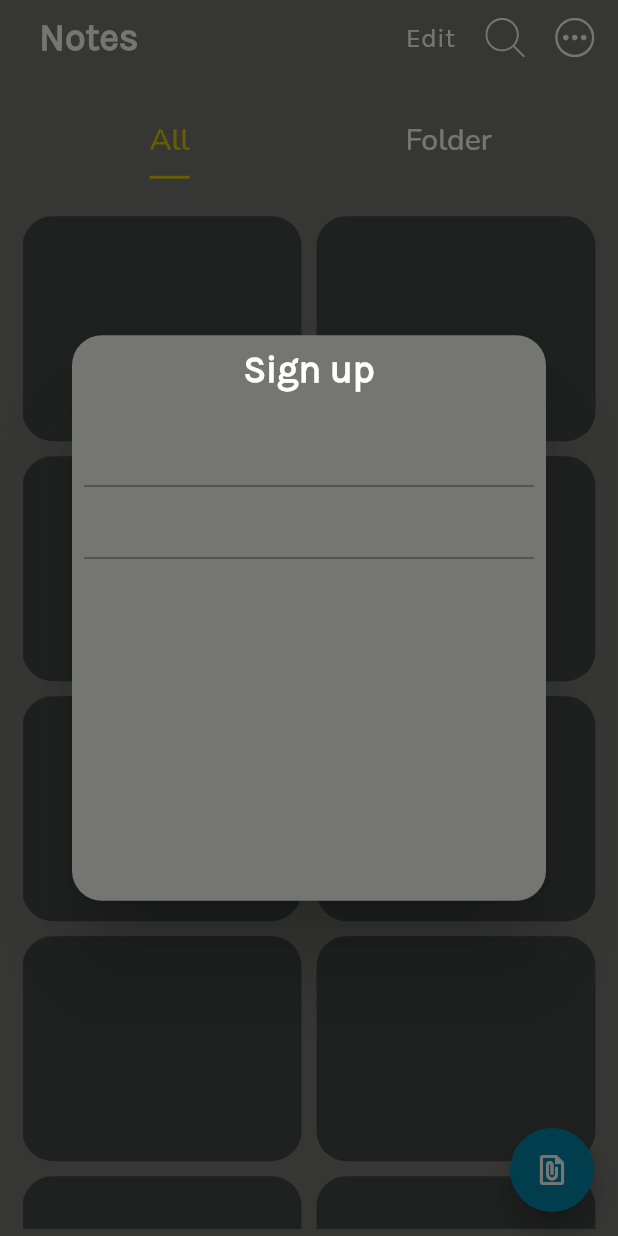
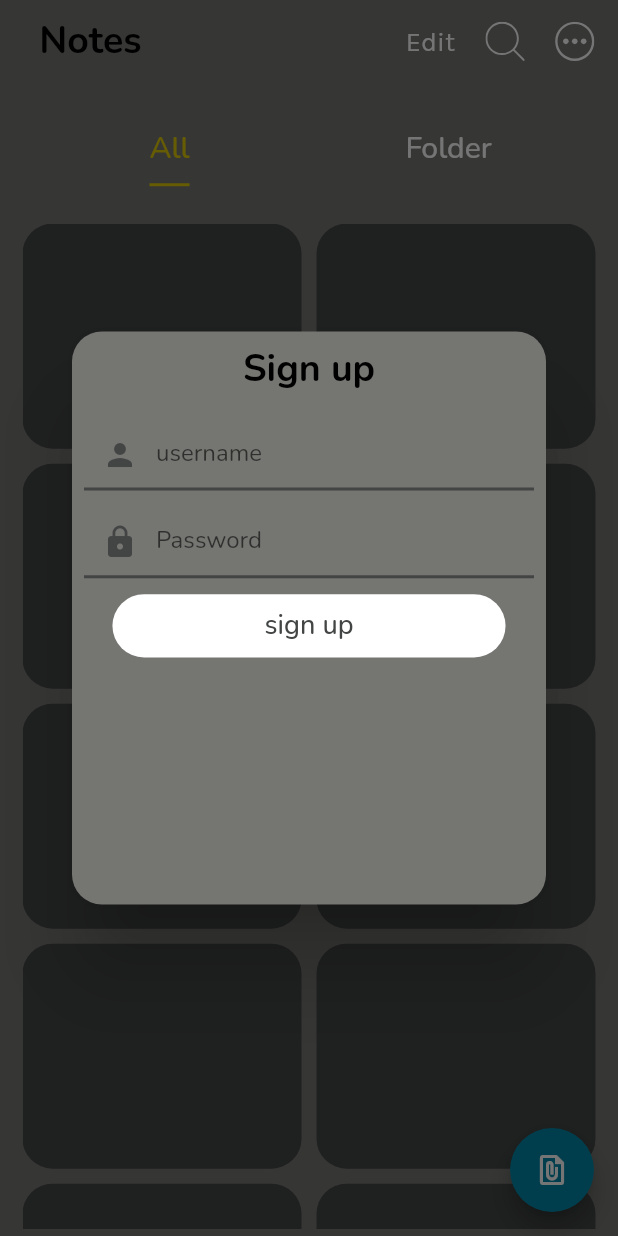
Before and after one commit to SamNyark/carry_along, a Flutter app: the screen it shows after launch, after a tap on an icon or button, on a phone screen of 412 x 824 dp. Run offline on Flutter 3.47's test engine with Material 2 defaults, Android fonts, the light colour scheme and no system bars; our stand-ins replace flutter_svg, get; Roboto replaces fonts that are missing (karla).

Commit message:
made some changes

```diff
--- a/lib/constants/constants.dart
+++ b/lib/constants/constants.dart
@@ -3,10 +3,10 @@ import 'package:flutter/material.dart';
 class Constants {
   static TextStyle fs18 = TextStyle(fontSize: 20, fontWeight: FontWeight.w500);
   static TextStyle notes = TextStyle(
-      fontFamily: "karla",
+      fontFamily: "Nunito",
       fontSize: 25,
       fontWeight: FontWeight.bold,
-      color: Colors.white);
+      color: Colors.black);
   static TextStyle edit =
       TextStyle(fontFamily: "karla", fontSize: 18, color: Colors.white);
 }
--- a/lib/pages/home_page.dart
+++ b/lib/pages/home_page.dart
@@ -19,7 +19,6 @@ class _HomePageState extends State<HomePage>
     with SingleTickerProviderStateMixin {
   TabController? _controller;
 
-
   @override
   void initState() {
     super.initState();
@@ -27,7 +26,6 @@ class _HomePageState extends State<HomePage>
   }
 
   GlobalKey<FormState> _formkey = GlobalKey<FormState>();
-
 
   @override
   Widget build(BuildContext context) {
@@ -74,13 +72,52 @@ class _HomePageState extends State<HomePage>
                                 titleStyle: Constants.notes,
                                 backgroundColor: AppColor.bgColor,
                                 content: Container(
-                                  child: Form(key: _formkey, child: Column(
+                                  child: Form(
+                                      key: _formkey,
+                                      child: Column(
                                         children: [
                                           TextFormField(
-
+                                            cursorColor: AppColor.containerColor,
+                                            decoration: InputDecoration(
+                                              focusColor: Colors.white,
+                                              prefixIconColor: AppColor.containerColor,
+                                              enabledBorder:
+                                                  UnderlineInputBorder(
+                                                      borderSide:
+                                                          BorderSide(width: 2, color: AppColor.containerColor)),
+                                              hintText: "username",
+                                              prefixIcon: Icon(Icons.person),
+                                            ),
+                                          ),
+                                          SizedBox(
+                                            height: Dimensions.height10,
                                           ),
                                           TextFormField(
-
+                                            cursorColor: AppColor.containerColor,
+                                            decoration: InputDecoration(
+                                              prefixIconColor: AppColor.containerColor,
+                                              hintText: "Password",
+                                                enabledBorder:
+                                                    UnderlineInputBorder(
+                                                        borderSide: BorderSide(
+                                                            width: 2, color: AppColor.containerColor)),
+                                                prefixIcon: Icon(
+                                                  Icons.lock,
+                                                )),
+                                          ),
+                                          SizedBox(height: Dimensions.height10,),
+                                          Container(
+                                            decoration: BoxDecoration(
+                                              color: Colors.white,
+                                              borderRadius: BorderRadius.circular(Dimensions.height25)
+                                            ),
+                                            width: Dimensions.width25*10,
+                                            height: Dimensions.height10*4,
+                                            child: TextButton(
+                                              style: TextButton.styleFrom(
+                                                primary: AppColor.containerColor
+                                              ),
+                                              onPressed: (){}, child: Text("sign up", style: TextStyle(fontSize: 18),)),
                                           )
                                         ],
                                       )),
```
Also changed, not shown: lib/pages/add_new.dart (+23 -11 lines). Lines whose indentation alone changed are shown as unchanged.
